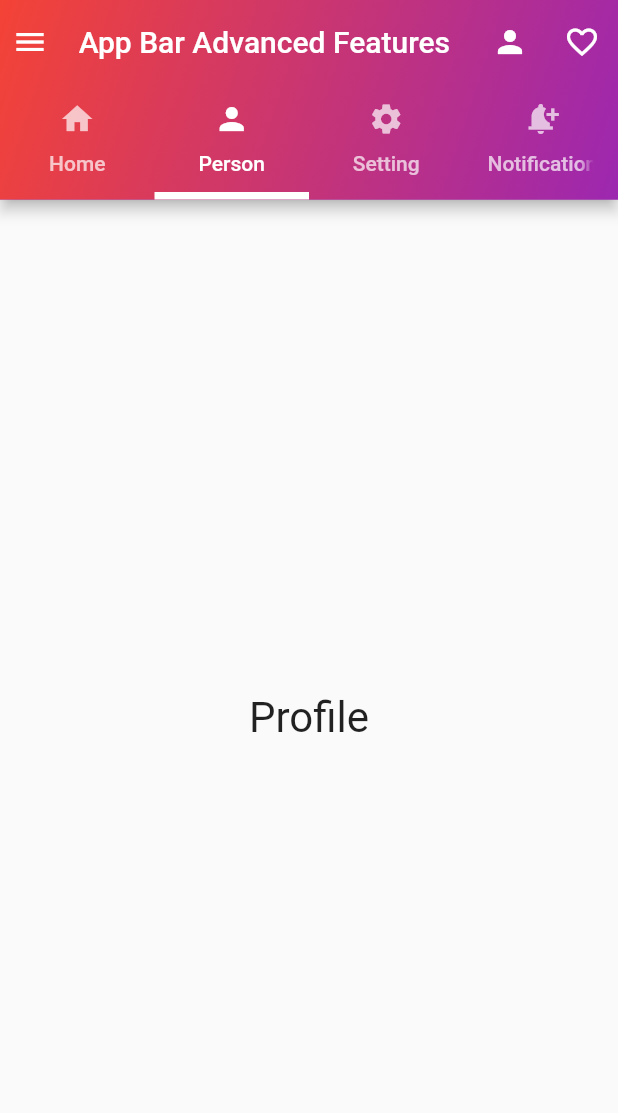
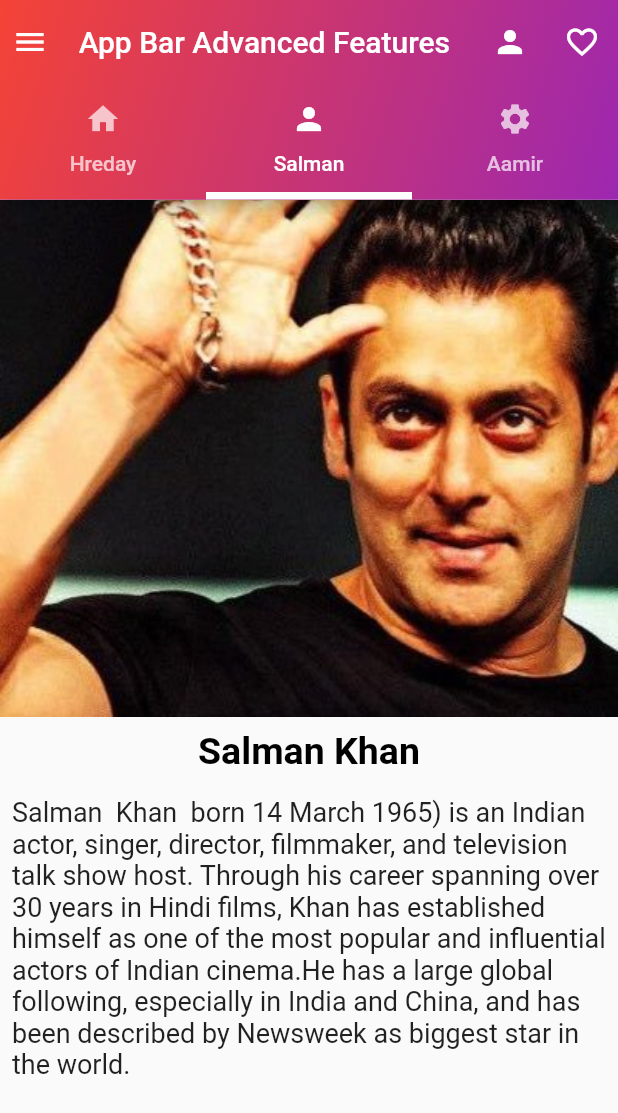
Before and after one commit to HredayTheDev/appbaradvanced, a Flutter app: the screen it shows after launch, tab 2 chosen, on a phone screen of 412 x 824 dp. Shown: the top 1113 px of the screen. Run offline on Flutter 3.47's test engine with Material 2 defaults, Android fonts, the light colour scheme and no system bars.

Commit message:
tab bar image and text added

```diff
--- a/lib/main.dart
+++ b/lib/main.dart
@@ -4,14 +4,48 @@ void main() {
   runApp(MyApp());
 }
 
-Widget buildPage(String text) {
+Widget buildPage(String image, String text,String text2) {
   return
-  Center(
-    child: Text(
-      text,
-      style: TextStyle(fontSize: 28),
-    ),
-  );
+
+      // Center(
+      //   child: Text(
+      //     text,
+      //     style: TextStyle(fontSize: 28),
+      //   ),
+
+      // );
+
+      SingleChildScrollView(
+        child: Column(
+          mainAxisAlignment: MainAxisAlignment.start,
+          crossAxisAlignment: CrossAxisAlignment.start,
+          children: [
+        Image.asset(
+          image,
+          width: double.infinity,
+          fit: BoxFit.cover,
+          height: 345,
+          alignment: Alignment.center,
+        ),
+        Padding(
+          padding: const EdgeInsets.all(8.0),
+          child: Center(
+            child: Text(
+              text,
+              style: TextStyle(fontSize: 25,fontWeight: FontWeight.bold,color: Colors.black),
+            ),
+          ),
+        ),
+          Padding(
+            padding: const EdgeInsets.all(8.0),
+            child: Text(
+            text2,
+            style: TextStyle(fontSize: 18),
+        ),
+          ),
+          ],
+        ),
+      );
 }
 
 class MyApp extends StatelessWidget {
@@ -21,7 +55,7 @@ class MyApp extends StatelessWidget {
     return MaterialApp(
       debugShowCheckedModeBanner: false,
       home: DefaultTabController(
-        length: 4,
+        length: 3,
         child: Scaffold(
           appBar: AppBar(
             title: Text("App Bar Advanced Features"),
@@ -55,24 +89,21 @@ class MyApp extends StatelessWidget {
               indicatorColor: Colors.white,
               indicatorWeight: 5,
               //If you want to extend more tabs u can use below line of codes
-            //  isScrollable: true,
+              //  isScrollable: true,
               tabs: [
                 Tab(
                   icon: Icon(Icons.home),
-                  text: "Home",
+                  text: "Hreday",
                 ),
                 Tab(
                   icon: Icon(Icons.person),
-                  text: "Person",
+                  text: "Salman",
                 ),
                 Tab(
                   icon: Icon(Icons.settings),
-                  text: "Setting",
+                  text: "Aamir",
                 ),
-                Tab(
-                  icon: Icon(Icons.notification_add),
-                  text: "Notifications",
-                )
+
               ],
             ),
             //        brightness: Brightness.light,
@@ -81,10 +112,11 @@ class MyApp extends StatelessWidget {
           ),
           body: TabBarView(
             children: [
-              buildPage("Home Page"),
-              buildPage("Profile"),
-              buildPage("Settings"),
-              buildPage("Notifications"),
+              buildPage('assets/hreday.jpg',"Hreday Sagar Chakraborty","Hreday Sagar Chakraborty born 26 November 1995 is an Indian actor, singer, director, filmmaker, and television talk show host. Through his career spanning over 30 years in Hindi films, Khan has established himself as one of the most popular and influential actors of Indian cinema.He has a large global following, especially in India and China, and has been described by Newsweek as biggest star in the world.Hreday Sagar Chakraborty born 26 November 1995 is an Indian actor, singer, director, filmmaker, and television talk show host. Through his career spanning over 30 years in Hindi films, Khan has established himself as one of the most popular and influential actors of Indian cinema.He has a large global following, especially in India and China, and has been described by Newsweek as biggest star in the world."),
+              buildPage('assets/sallu.jpg',"Salman Khan","Salman  Khan  born 14 March 1965) is an Indian actor, singer, director, filmmaker, and television talk show host. Through his career spanning over 30 years in Hindi films, Khan has established himself as one of the most popular and influential actors of Indian cinema.He has a large global following, especially in India and China, and has been described by Newsweek as biggest star in the world."),
+              buildPage('assets/aamir.jpg',"Aamir Khan","Mohammed Aamir Hussain Khan  born 14 March 1965) is an Indian actor, singer, director, filmmaker, and television talk show host. Through his career spanning over 30 years in Hindi films, Khan has established himself as one of the most popular and influential actors of Indian cinema.He has a large global following, especially in India and China, and has been described by Newsweek as biggest star in the world."),
+
+
             ],
           ),
         ),
```
Also changed, not shown: pubspec.yaml (+6 -3 lines), assets/aamir.jpg (added), assets/add3.jpg (added), assets/hreday.jpg (added), assets/sallu.jpg (added).
